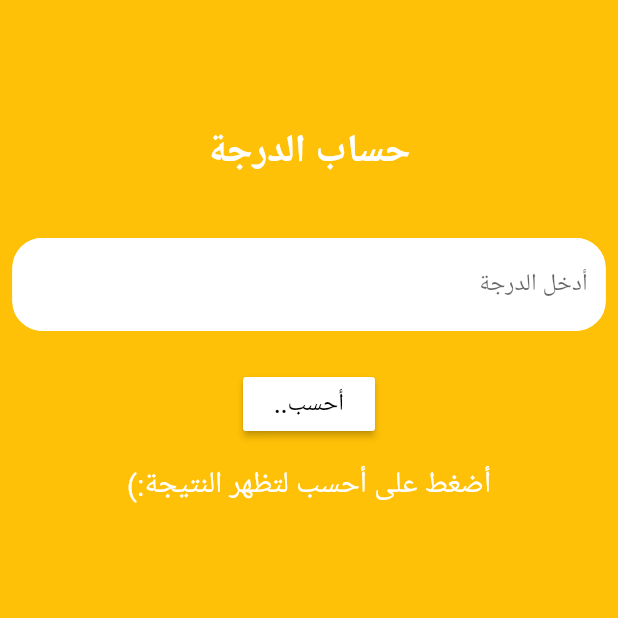
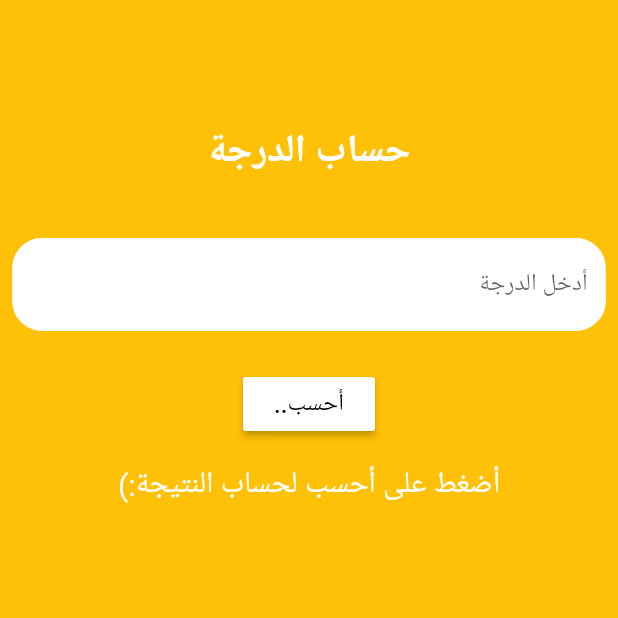
Before and after one commit to WejdanCS/gradeScore, a Flutter app: the screen it shows after launch, on a phone screen of 412 x 824 dp, the top half of it. Run offline on Flutter 3.47's test engine with Material 2 defaults, Android fonts, the phone set to English and light mode, and no system bars.

Commit message:
Modified:edit default value in gradeScore variable

```diff
--- a/lib/main.dart
+++ b/lib/main.dart
@@ -20,7 +20,7 @@ class CalculatorPage extends StatefulWidget {
 
 class _CalculatorPageState extends State<CalculatorPage> {
   TextEditingController _grade = TextEditingController();
-  String _gradeScore = "أضغط على أحسب لتظهر النتيجة:)";
+  String _gradeScore = "أضغط على أحسب لحساب النتيجة:)";
   @override
   Widget build(BuildContext context) {
     double _height = MediaQuery
```
